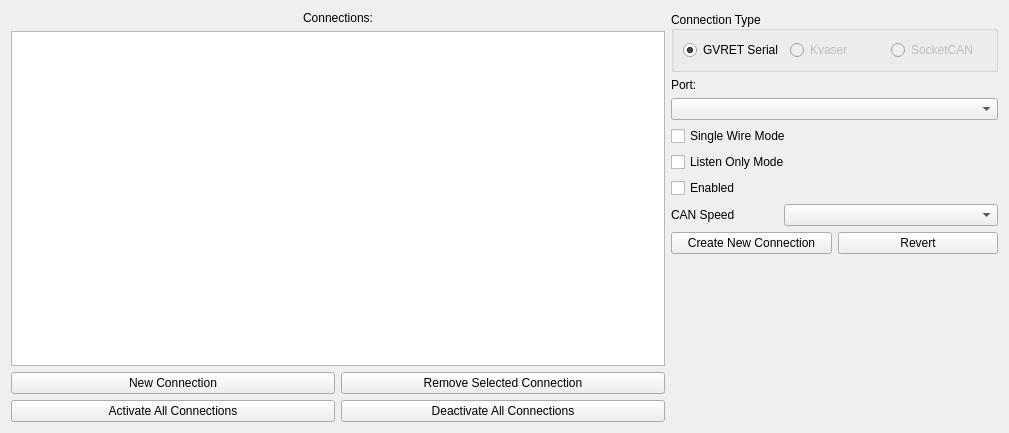
Before: the Qt Designer form connectionwindow.ui in collin80/SavvyCAN, drawn with Qt 5.
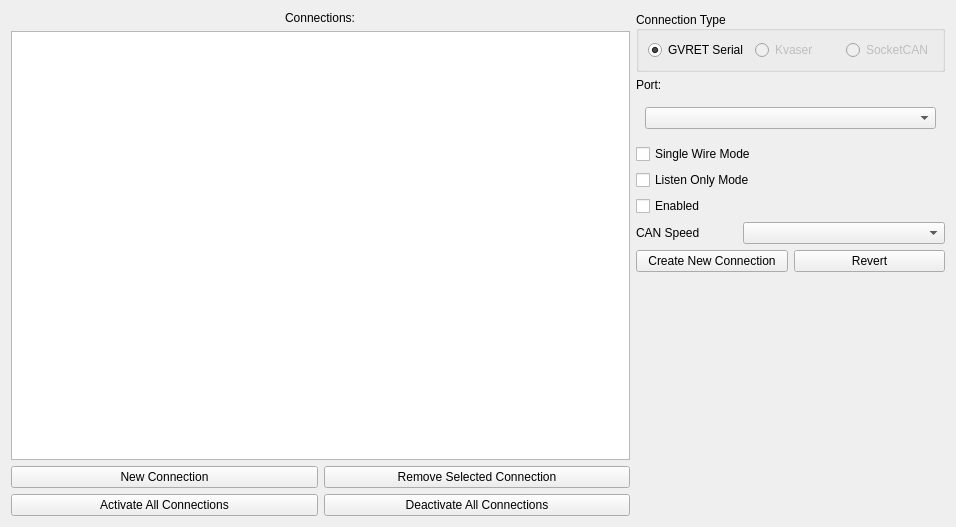
After: the same form once the commit is applied.

Diff of the .ui file:
```diff
--- a/connectionwindow.ui
+++ b/connectionwindow.ui
@@ -6,8 +6,8 @@
    <rect>
     <x>0</x>
     <y>0</y>
-    <width>1009</width>
-    <height>433</height>
+    <width>956</width>
+    <height>527</height>
    </rect>
   </property>
   <property name="windowTitle">
@@ -129,7 +129,69 @@
       </widget>
      </item>
      <item>
-      <widget class="QComboBox" name="cbPort"/>
+      <widget class="QStackedWidget" name="stPort">
+       <property name="sizePolicy">
+        <sizepolicy hsizetype="Preferred" vsizetype="Fixed">
+         <horstretch>0</horstretch>
+         <verstretch>0</verstretch>
+        </sizepolicy>
+       </property>
+       <property name="minimumSize">
+        <size>
+         <width>0</width>
+         <height>22</height>
+        </size>
+       </property>
+       <property name="layoutDirection">
+        <enum>Qt::LeftToRight</enum>
+       </property>
+       <property name="currentIndex">
+        <number>0</number>
+       </property>
+       <widget class="QWidget" name="cbPage">
+        <property name="sizePolicy">
+         <sizepolicy hsizetype="Expanding" vsizetype="Preferred">
+          <horstretch>0</horstretch>
+          <verstretch>0</verstretch>
+         </sizepolicy>
+        </property>
+        <property name="layoutDirection">
+         <enum>Qt::LeftToRight</enum>
+        </property>
+        <layout class="QHBoxLayout" name="horizontalLayout_8">
+         <item>
+          <widget class="QComboBox" name="cbPort">
+           <property name="sizePolicy">
+            <sizepolicy hsizetype="Expanding" vsizetype="Fixed">
+             <horstretch>0</horstretch>
+             <verstretch>0</verstretch>
+            </sizepolicy>
+           </property>
+           <property name="maximumSize">
+            <size>
+             <width>341</width>
+             <height>16777215</height>
+            </size>
+           </property>
+          </widget>
+         </item>
+        </layout>
+       </widget>
+       <widget class="QWidget" name="etPage">
+        <layout class="QHBoxLayout" name="horizontalLayout_7">
+         <item>
+          <widget class="QLineEdit" name="lePort">
+           <property name="sizePolicy">
+            <sizepolicy hsizetype="Expanding" vsizetype="Fixed">
+             <horstretch>0</horstretch>
+             <verstretch>0</verstretch>
+            </sizepolicy>
+           </property>
+          </widget>
+         </item>
+        </layout>
+       </widget>
+      </widget>
      </item>
      <item>
       <widget class="QCheckBox" name="ckSingleWire">
```
